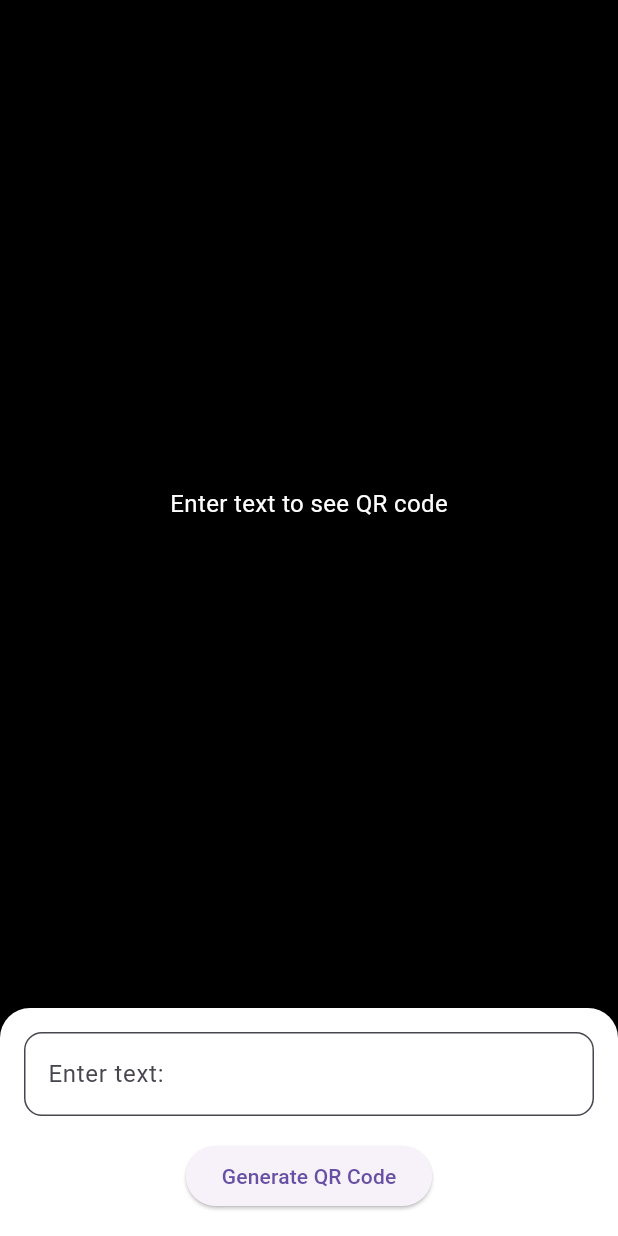
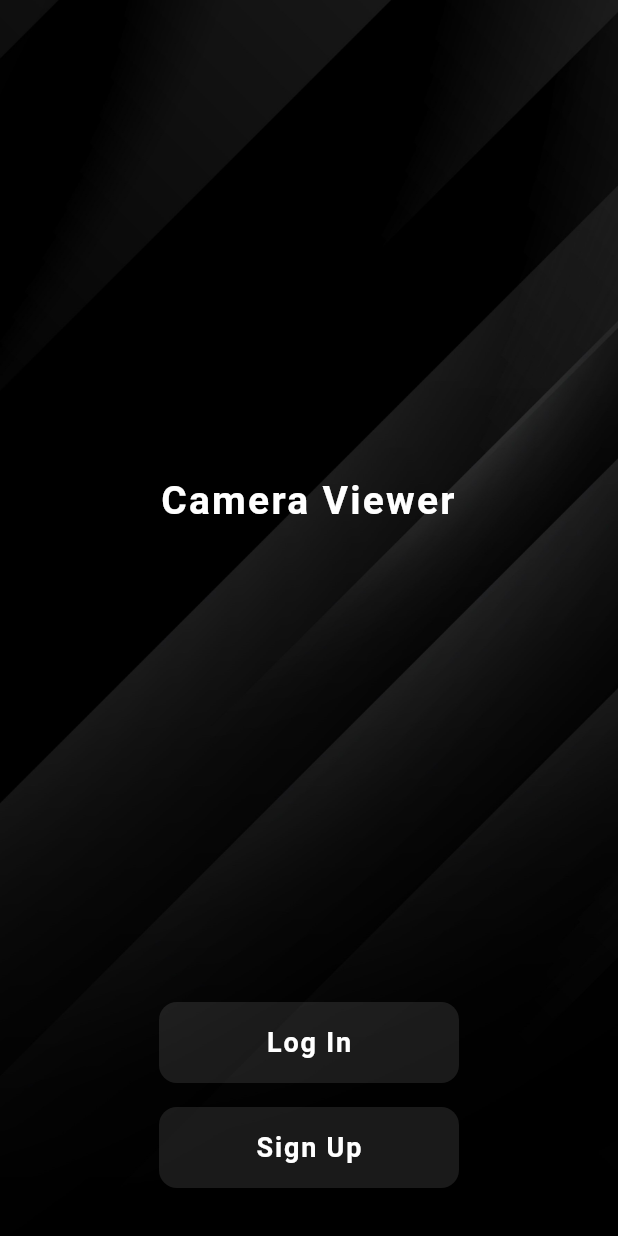
Before and after one commit to LukaBrykaylo/mobile_labs, a Flutter app: the screen it shows after launch, on a phone screen of 412 x 824 dp. Run offline on Flutter 3.47's test engine with Material 3 defaults, Android fonts, the phone set to English and light mode, and no system bars.

Commit message:
Adding first version of CameraViewer app

```diff
--- /dev/null
+++ b/lib/elements/widget/custom_button.dart
@@ -0,0 +1,34 @@
+import 'package:flutter/material.dart';
+
+class CustomButton extends StatelessWidget {
+  final String text;
+  final VoidCallback onTap;
+
+  const CustomButton({required this.text, required this.onTap, super.key});
+
+  @override
+  Widget build(BuildContext context) {
+    return GestureDetector(
+      onTap: onTap,
+      child: Container(
+        width: 200,
+        padding: const EdgeInsets.symmetric(vertical: 14),
+        decoration: BoxDecoration(
+          borderRadius: BorderRadius.circular(12),
+          color: Colors.white.withValues(alpha: 0.1),
+        ),
+        child: Center(
+          child: Text(
+            text,
+            style: const TextStyle(
+              color: Colors.white,
+              fontSize: 18,
+              fontWeight: FontWeight.bold,
+              letterSpacing: 1.2,
+            ),
+          ),
+        ),
+      ),
+    );
+  }
+}
--- a/lib/main.dart
+++ b/lib/main.dart
@@ -1,8 +1,17 @@
 import 'package:flutter/material.dart';
-import 'package:qr_flutter/qr_flutter.dart';
+import 'package:flutter/services.dart';
+import 'package:mobile_labs/elements/widget/tab_navigation.dart';
+import 'package:mobile_labs/pages/home_page.dart';
+import 'package:mobile_labs/pages/login_page.dart';
+import 'package:mobile_labs/pages/signup_page.dart';
 
 void main() {
-  runApp(const MyApp());
+  WidgetsFlutterBinding.ensureInitialized();
+  SystemChrome.setPreferredOrientations([
+    DeviceOrientation.portraitUp,
+  ]).then((_) {
+    runApp(const MyApp());
+  });
 }
 
 class MyApp extends StatelessWidget {
@@ -10,112 +19,15 @@ class MyApp extends StatelessWidget {
 
   @override
   Widget build(BuildContext context) {
-    return const MaterialApp(
+    return MaterialApp(
       debugShowCheckedModeBanner: false,
-      home: HomeScreen(),
+      initialRoute: '/',
+      routes: {
+        '/': (context) => const HomePage(),
+        '/login': (context) => const LogInPage(),
+        '/signup': (context) => const SignUpPage(),
+        '/tabs': (context) => const TabNavigation(),
+      },
     );
   }
 }
-
-class HomeScreen extends StatelessWidget {
-  const HomeScreen({super.key});
-
-  @override
-  Widget build(BuildContext context) {
-    return const Scaffold(
-      backgroundColor: Colors.black,
-      body: InputField(),
-    );
-  }
-}
-
-class InputField extends StatefulWidget {
-  const InputField({super.key});
-
-  @override
-  State<InputField> createState() => _InputFieldState();
-}
-
-class _InputFieldState extends State<InputField> {
-  final TextEditingController _controller = TextEditingController();
-  String enteredText = '';
-  bool showQR = false;
-
-  void _generateQR() {
-    setState(() {
-      showQR = _controller.text.isNotEmpty;
-      enteredText = _controller.text;
-    });
-  }
-
-  @override
-  Widget build(BuildContext context) {
-    return Column(
-      children: [
-        Expanded(
-          child: Center(
-            child: showQR
-                ? Container(
-              decoration: const BoxDecoration(
-                color: Colors.black,
-                boxShadow: [
-                  BoxShadow(
-                    color: Colors.greenAccent,
-                    blurRadius: 30,
-                    spreadRadius: 5,
-                  ),
-                ],
-              ),
-              padding: const EdgeInsets.all(20),
-              child: QrImageView(
-                data: enteredText,
-                size: 300,
-                backgroundColor: Colors.black,
-                eyeStyle: const QrEyeStyle(
-                  eyeShape: QrEyeShape.square,
-                  color: Colors.white,
-                ),
-                dataModuleStyle: const QrDataModuleStyle(
-                  dataModuleShape: QrDataModuleShape.square,
-                  color: Colors.white,
-                ),
-              ),
-            )
-                : const Text(
-              'Enter text to see QR code',
-              style: TextStyle(color: Colors.white, fontSize: 16),
-            ),
-          ),
-        ),
-        Container(
-          padding: const EdgeInsets.all(16),
-          decoration: const BoxDecoration(
-            color: Colors.white,
-            borderRadius: BorderRadius.vertical(top: Radius.circular(20)),
-          ),
-          child: Column(
-            mainAxisSize: MainAxisSize.min,
-            children: [
-              TextField(
-                controller: _controller,
-                decoration: InputDecoration(
-                  labelText: 'Enter text:',
-                  border: OutlineInputBorder(
-                    borderRadius: BorderRadius.circular(12),
-                  ),
-                  filled: true,
-                  fillColor: Colors.white,
-                ),
-              ),
-              const SizedBox(height: 16),
-              ElevatedButton(
-                onPressed: _generateQR,
-                child: const Text('Generate QR Code'),
-              ),
-            ],
-          ),
-        ),
-      ],
-    );
-  }
-}
--- /dev/null
+++ b/lib/pages/home_page.dart
@@ -0,0 +1,55 @@
+import 'package:flutter/material.dart';
+import 'package:mobile_labs/elements/widget/custom_button.dart';
+
+class HomePage extends StatelessWidget {
+  const HomePage({super.key});
+
+  @override
+  Widget build(BuildContext context) {
+    return Scaffold(
+      body: DecoratedBox(
+        decoration: const BoxDecoration(
+          image: DecorationImage(
+            image: AssetImage('lib/elements/photos/background_small.jpg'),
+            fit: BoxFit.cover,
+          ),
+        ),
+        child: Column(
+          mainAxisAlignment: MainAxisAlignment.spaceBetween,
+          children: [
+            const Expanded(
+              child: Center(
+                child: Text(
+                  'Camera Viewer',
+                  style: TextStyle(
+                    color: Colors.white,
+                    fontSize: 26,
+                    fontWeight: FontWeight.bold,
+                    letterSpacing: 1.5,
+                  ),
+                  textAlign: TextAlign.center,
+                ),
+              ),
+            ),
+            Padding(
+              padding: const EdgeInsets.only(bottom: 32),
+              child: Column(
+                children: [
+                  CustomButton(
+                    text: 'Log In',
+                    onTap: () => Navigator.pushNamed(context, '/login'),
+                  ),
+                  const SizedBox(height: 16),
+                  CustomButton(
+                    text: 'Sign Up',
+                    onTap: () => Navigator.pushNamed(context, '/signup'),
+                  ),
+                ],
+              ),
+            ),
+          ],
+        ),
+      ),
+    );
+  }
+}
--- a/pubspec.yaml
+++ b/pubspec.yaml
@@ -58,9 +58,9 @@ flutter:
   uses-material-design: true
 
   # To add assets to your application, add an assets section, like this:
-  # assets:
-  #   - images/a_dot_burr.jpeg
-  #   - images/a_dot_ham.jpeg
+  assets:
+    - lib/elements/photos/background.jpg
+    - lib/elements/photos/background_small.jpg
 
   # An image asset can refer to one or more resolution-specific "variants", see
   # https://flutter.dev/to/resolution-aware-images
```
Also changed, not shown: lib/elements/widget/tab_navigation.dart (added, +62 -0 lines), lib/pages/add_camera_page.dart (added, +125 -0 lines), lib/pages/camera_page.dart (added, +100 -0 lines), lib/pages/login_page.dart (added, +51 -0 lines), lib/pages/profile_page.dart (added, +95 -0 lines), lib/pages/signup_page.dart (added, +59 -0 lines), lib/elements/photos/background.jpg (added), lib/elements/photos/background_small.jpg (added).
